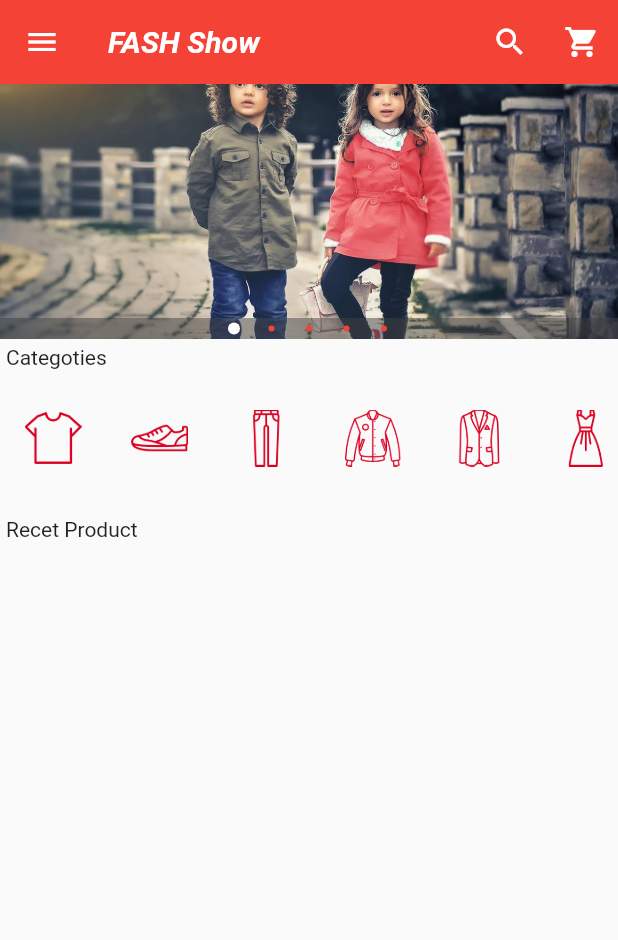
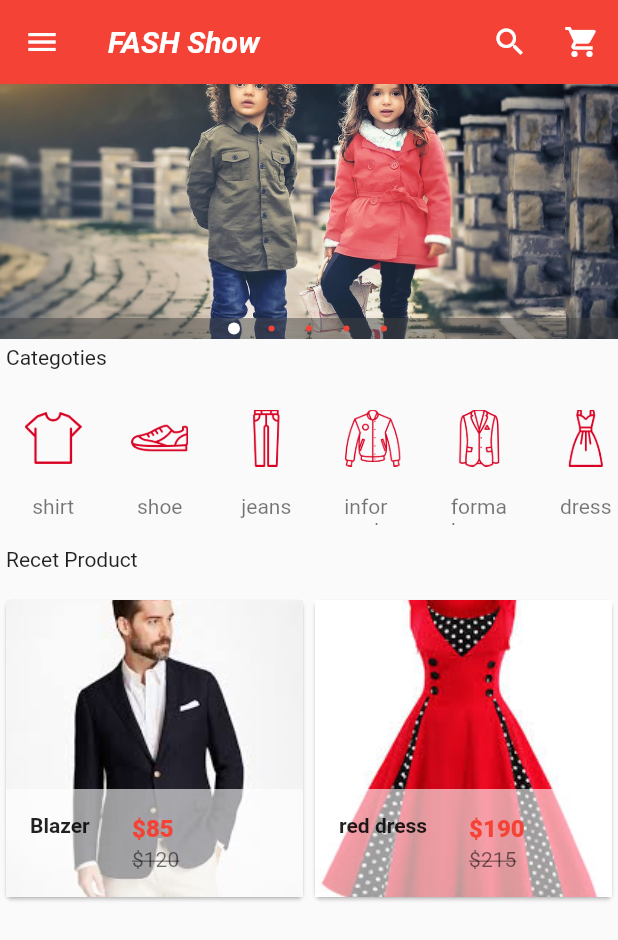
Before and after one commit to Mohammadallababide/show-shop-app, a Flutter app: the screen it shows after launch, on a phone screen of 412 x 824 dp. Shown: the top 940 px of the screen. Run offline on Flutter 3.47's test engine with Material 2 defaults, Android fonts, the phone set to English and light mode, and no system bars; drawn by our look-alikes of carousel_pro.

Commit message:
add GridView in the main page and adding new page for detail of producs and fix horizantail ListTitle

```diff
--- a/lib/Product.dart
+++ b/lib/Product.dart
@@ -1,5 +1,5 @@
 import 'package:flutter/material.dart';
-
+import 'pages/product_details.dart';
 class Product extends StatefulWidget {
   @override
   _ProductState createState() => _ProductState();
@@ -9,31 +9,101 @@ class _ProductState extends State<Product> {
   var product_list = [
     {
       "name": "Blazer",
-      "picture": "",
+      "picture": "images/products/blazer1.jpeg",
       "old price": 120,
       "price": 85,
     },
     {
       "name": "red dress",
-      "picture": "",
+      "picture": "images/products/dress1.jpeg",
       "old price": 215,
       "price": 190,
     },
-
   ];
   @override
   Widget build(BuildContext context) {
-    return Container();
+    return GridView.builder(
+        // لتحديد عدد cards
+        itemCount: product_list.length,
+//        لتحديد عدد الcolumn في ال Grid view
+        gridDelegate:
+            SliverGridDelegateWithFixedCrossAxisCount(crossAxisCount: 2),
+        itemBuilder: (BuildContext context, int index) {
+          return Singel_Prod(
+            prod_name: product_list[index]['name'],
+            prod_picture: product_list[index]['picture'],
+            prod_old_price: product_list[index]['old price'],
+            prod_price: product_list[index]['price'],
+          );
+        });
   }
 }
+
 class Singel_Prod extends StatelessWidget {
-  Singel_Prod({this.prod_name,this.prod_old_price,this.prod_picture,this.prod_price});
+  Singel_Prod(
+      {this.prod_name,
+      this.prod_old_price,
+      this.prod_picture,
+      this.prod_price});
   final prod_name;
   final prod_old_price;
   final prod_price;
   final prod_picture;
   @override
   Widget build(BuildContext context) {
-    return Container();
+    return Card(
+      child: Hero(
+        tag: prod_name,
+        child: Material(
+          child: InkWell(
+            onTap: () {
+              Navigator.push(context, MaterialPageRoute(builder: (context){
+                return ProductDetails(
+                  detail_prod_name: prod_name,
+                  detail_prod_price: prod_price,
+                  detail_prod_old_price: prod_old_price,
+                  detail_prod_pecture: prod_picture,
+                );
+              },),);
+            },
+            child: GridTile(
+              footer: Container(
+                color: Colors.white60,
+                child: ListTile(
+                  leading: Text(
+                    prod_name,
+                    style: TextStyle(fontWeight: FontWeight.bold),
+                  ),
+                  title: Padding(
+                    padding: const EdgeInsets.only(left:12.0),
+                    child: Text("\$$prod_price",
+                    style: TextStyle(
+                      color: Colors.red,
+                      fontWeight: FontWeight.w800
+                    ),
+                    ),
+                  ),
+                  subtitle: Padding(
+                    padding: const EdgeInsets.only(left: 12.0),
+                    child: Text(
+                      "\$$prod_old_price",
+                          style: TextStyle(
+                        color: Colors.black54,
+                            decoration: TextDecoration.lineThrough
+
+                    ),
+                    ),
+                  ),
+                ),
+              ),
+              child: Image.asset(
+                prod_picture,
+                fit: BoxFit.cover,
+              ),
+            ),
+          ),
+        ),
+      ),
+    );
   }
 }
--- a/lib/horizantallist.dart
+++ b/lib/horizantallist.dart
@@ -4,7 +4,7 @@ class HorizzontalList extends StatelessWidget {
   @override
   Widget build(BuildContext context) {
     return Container(
-      height: 80.0,
+      height: 100.0,
       child: ListView(
         scrollDirection: Axis.horizontal,
         children: <Widget>[
--- a/lib/main.dart
+++ b/lib/main.dart
@@ -2,6 +2,7 @@ import 'package:flutter/material.dart';
 import 'DrawerTitleComp.dart';
 import 'package:carousel_pro/carousel_pro.dart';
 import 'horizantallist.dart';
+import 'package:show_shop_app/Product.dart';
 
 void main() {
   runApp(MaterialApp(
@@ -86,10 +87,13 @@ class _HomePageState extends State<HomePage> {
           ),
           HorizzontalList(),
           Padding(
-            padding: const EdgeInsets.only(top: 15.0,bottom: 15.0,left: 4.0),
+            padding: const EdgeInsets.only(top: 15.0, bottom: 15.0, left: 4.0),
             child: Text('Recet Product'),
           ),
-
+          Container(
+            height: 300.0,
+            child: Product(),
+          )
         ],
       ),
     );
--- a/pubspec.yaml
+++ b/pubspec.yaml
@@ -45,6 +45,7 @@ flutter:
   assets:
     - images/
     - images/cats/
+    - images/products/
 #  assets:
   #   - images/c1.png
   #   - images/m1.png
```
Also changed, not shown: lib/pages/product_details.dart (added, +255 -0 lines).
